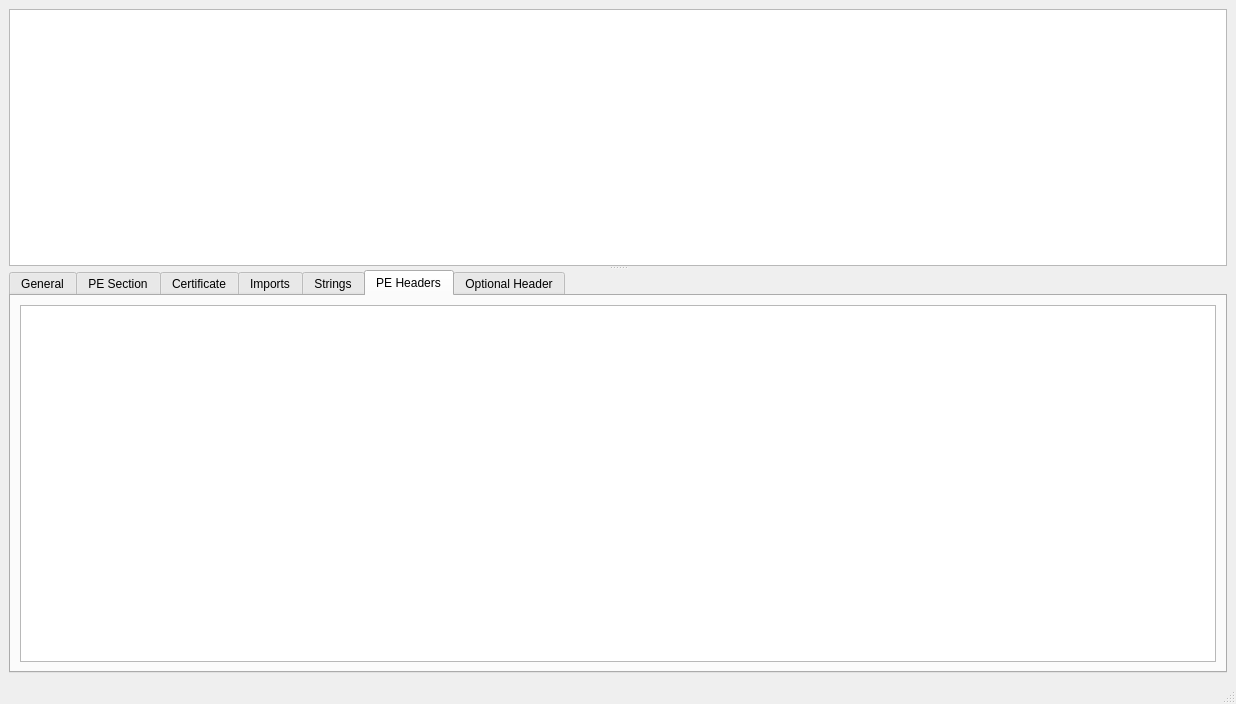
The window that mainwindow.ui (grzesiekkedzior/DriverSentinel) describes before a commit, drawn with Qt 5.
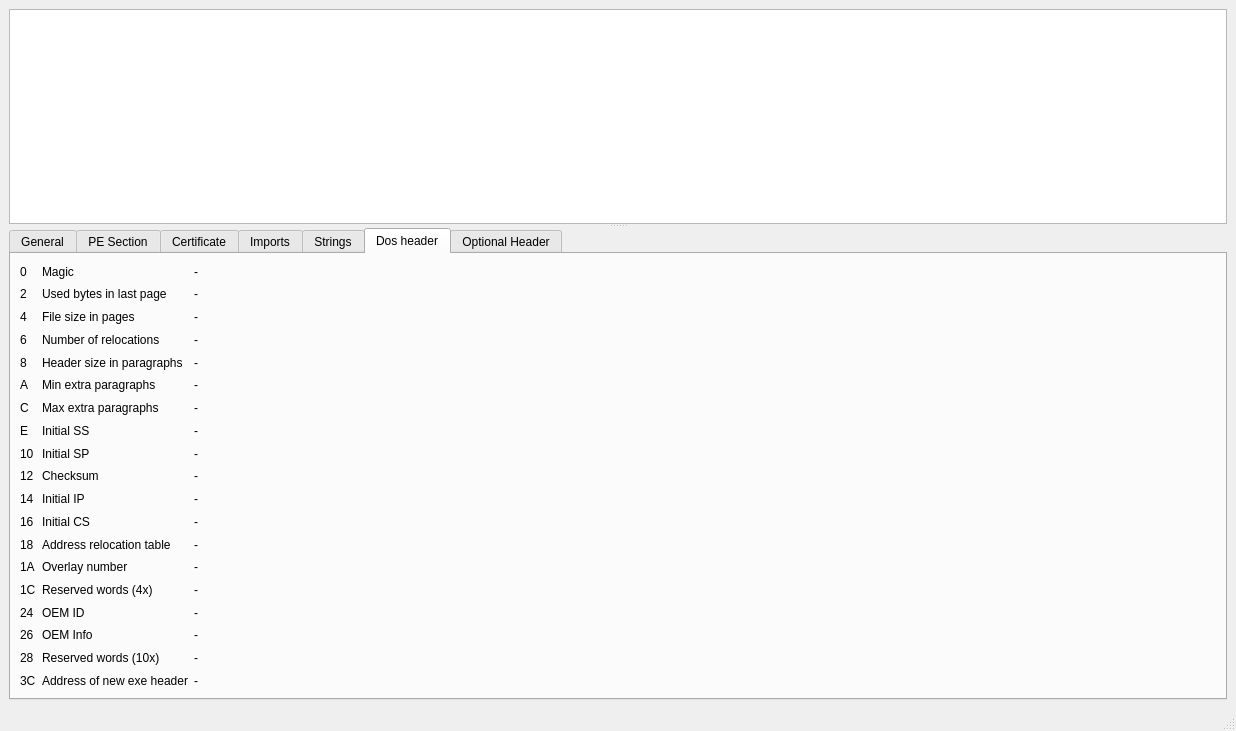
The same window after the commit. The open tabs and pages were chosen to show the change.

Commit message: Add the full Dos header tab.

What changed in the file:
```diff
--- a/mainwindow.ui
+++ b/mainwindow.ui
@@ -7,7 +7,7 @@
     <x>0</x>
     <y>0</y>
     <width>1236</width>
-    <height>704</height>
+    <height>731</height>
    </rect>
   </property>
   <property name="windowTitle">
@@ -442,11 +442,423 @@
        </widget>
        <widget class="QWidget" name="PEHeaders">
         <attribute name="title">
-         <string>PE Headers</string>
+         <string>Dos header</string>
         </attribute>
         <layout class="QVBoxLayout" name="verticalLayout_6">
          <item>
-          <widget class="QTreeView" name="treeView"/>
+          <layout class="QGridLayout" name="gridLayout">
+           <item row="0" column="0">
+            <widget class="QLabel" name="label">
+             <property name="sizePolicy">
+              <sizepolicy hsizetype="Fixed" vsizetype="Preferred">
+               <horstretch>0</horstretch>
+               <verstretch>0</verstretch>
+              </sizepolicy>
+             </property>
+             <property name="text">
+              <string>0</string>
+             </property>
+            </widget>
+           </item>
+           <item row="5" column="0">
+            <widget class="QLabel" name="label_6">
+             <property name="text">
+              <string>A</string>
+             </property>
+            </widget>
+           </item>
+           <item row="14" column="0">
+            <widget class="QLabel" name="label_15">
+             <property name="text">
+              <string>1C</string>
+             </property>
+            </widget>
+           </item>
+           <item row="8" column="1">
+            <widget class="QLabel" name="label_28">
+             <property name="text">
+              <string>Initial SP</string>
+             </property>
+            </widget>
+           </item>
+           <item row="17" column="0">
+            <widget class="QLabel" name="label_18">
+             <property name="text">
+              <string>28</string>
+             </property>
+            </widget>
+           </item>
+           <item row="6" column="1">
+            <widget class="QLabel" name="label_26">
+             <property name="text">
+              <string>Max extra paragraphs</string>
+             </property>
+            </widget>
+           </item>
+           <item row="16" column="1">
+            <widget class="QLabel" name="label_36">
+             <property name="text">
+              <string>OEM Info</string>
+             </property>
+            </widget>
+           </item>
+           <item row="2" column="0">
+            <widget class="QLabel" name="label_3">
+             <property name="text">
+              <string>4</string>
+             </property>
+            </widget>
+           </item>
+           <item row="4" column="0">
+            <widget class="QLabel" name="label_5">
+             <property name="text">
+              <string>8</string>
+             </property>
+            </widget>
+           </item>
+           <item row="9" column="0">
+            <widget class="QLabel" name="label_10">
+             <property name="text">
+              <string>12</string>
+             </property>
+            </widget>
+           </item>
+           <item row="7" column="1">
+            <widget class="QLabel" name="label_27">
+             <property name="text">
+              <string>Initial SS</string>
+             </property>
+            </widget>
+           </item>
+           <item row="3" column="0">
+            <widget class="QLabel" name="label_4">
+             <property name="text">
+              <string>6</string>
+             </property>
+            </widget>
+           </item>
+           <item row="6" column="0">
+            <widget class="QLabel" name="label_7">
+             <property name="text">
+              <string>C</string>
+             </property>
+            </widget>
+           </item>
+           <item row="10" column="0">
+            <widget class="QLabel" name="label_11">
+             <property name="text">
+              <string>14</string>
+             </property>
+            </widget>
+           </item>
+           <item row="0" column="1">
+            <widget class="QLabel" name="label_20">
+             <property name="sizePolicy">
+              <sizepolicy hsizetype="Fixed" vsizetype="Preferred">
+               <horstretch>0</horstretch>
+               <verstretch>0</verstretch>
+              </sizepolicy>
+             </property>
+             <property name="text">
+              <string>Magic</string>
+             </property>
+            </widget>
+           </item>
+           <item row="17" column="1">
+            <widget class="QLabel" name="label_37">
+             <property name="text">
+              <string>Reserved words (10x)</string>
+             </property>
+            </widget>
+           </item>
+           <item row="11" column="0">
+            <widget class="QLabel" name="label_12">
+             <property name="text">
+              <string>16</string>
+             </property>
+            </widget>
+           </item>
+           <item row="18" column="0">
+            <widget class="QLabel" name="label_19">
+             <property name="text">
+              <string>3C</string>
+             </property>
+            </widget>
+           </item>
+           <item row="16" column="0">
+            <widget class="QLabel" name="label_17">
+             <property name="text">
+              <string>26</string>
+             </property>
+            </widget>
+           </item>
+           <item row="5" column="1">
+            <widget class="QLabel" name="label_25">
+             <property name="text">
+              <string>Min extra paragraphs</string>
+             </property>
+            </widget>
+           </item>
+           <item row="15" column="0">
+            <widget class="QLabel" name="label_16">
+             <property name="text">
+              <string>24</string>
+             </property>
+            </widget>
+           </item>
+           <item row="7" column="0">
+            <widget class="QLabel" name="label_8">
+             <property name="text">
+              <string>E</string>
+             </property>
+            </widget>
+           </item>
+           <item row="1" column="1">
+            <widget class="QLabel" name="label_21">
+             <property name="text">
+              <string>Used bytes in last page</string>
+             </property>
+            </widget>
+           </item>
+           <item row="15" column="1">
+            <widget class="QLabel" name="label_35">
+             <property name="text">
+              <string>OEM ID</string>
+             </property>
+            </widget>
+           </item>
+           <item row="4" column="1">
+            <widget class="QLabel" name="label_24">
+             <property name="text">
+              <string>Header size in paragraphs</string>
+             </property>
+            </widget>
+           </item>
+           <item row="12" column="1">
+            <widget class="QLabel" name="label_32">
+             <property name="text">
+              <string>Address relocation table</string>
+             </property>
+            </widget>
+           </item>
+           <item row="18" column="1">
+            <widget class="QLabel" name="label_38">
+             <property name="text">
+              <string>Address of new exe header</string>
+             </property>
+            </widget>
+           </item>
+           <item row="9" column="1">
+            <widget class="QLabel" name="label_29">
+             <property name="text">
+              <string>Checksum</string>
+             </property>
+            </widget>
+           </item>
+           <item row="11" column="1">
+            <widget class="QLabel" name="label_31">
+             <property name="text">
+              <string>Initial CS</string>
+             </property>
+            </widget>
+           </item>
+           <item row="3" column="1">
+            <widget class="QLabel" name="label_23">
+             <property name="text">
+              <string>Number of relocations</string>
+             </property>
+            </widget>
+           </item>
+           <item row="8" column="0">
+            <widget class="QLabel" name="label_9">
+             <property name="text">
+              <string>10</string>
+             </property>
+            </widget>
+           </item>
+           <item row="12" column="0">
+            <widget class="QLabel" name="label_13">
+             <property name="text">
+              <string>18</string>
+             </property>
+            </widget>
+           </item>
+           <item row="2" column="1">
+            <widget class="QLabel" name="label_22">
+             <property name="text">
+              <string>File size in pages</string>
+             </property>
+            </widget>
+           </item>
+           <item row="13" column="0">
+            <widget class="QLabel" name="label_14">
+             <property name="text">
+              <string>1A</string>
+             </property>
+            </widget>
+           </item>
+           <item row="14" column="1">
+            <widget class="QLabel" name="label_34">
+             <property name="text">
+              <string>Reserved words (4x)</string>
+             </property>
+            </widget>
+           </item>
+           <item row="1" column="0">
+            <widget class="QLabel" name="label_2">
+             <property name="text">
+              <string>2</string>
+             </property>
+            </widget>
+           </item>
+           <item row="10" column="1">
+            <widget class="QLabel" name="label_30">
+             <property name="text">
+              <string>Initial IP</string>
+             </property>
+            </widget>
+           </item>
+           <item row="13" column="1">
+            <widget class="QLabel" name="label_33">
+             <property name="text">
+              <string>Overlay number</string>
+             </property>
+            </widget>
+           </item>
+           <item row="0" column="2">
+            <widget class="QLabel" name="magic">
+             <property name="text">
+              <string>-</string>
+             </property>
+            </widget>
+           </item>
+           <item row="1" column="2">
+            <widget class="QLabel" name="bytesInlastPage">
+             <property name="text">
+              <string>-</string>
+             </property>
+            </widget>
+           </item>
+           <item row="2" column="2">
+            <widget class="QLabel" name="sizeInPage">
+             <property name="text">
+              <string>-</string>
+             </property>
+            </widget>
+           </item>
+           <item row="3" column="2">
+            <widget class="QLabel" name="numOfRelocation">
+             <property name="text">
+              <string>-</string>
+             </property>
+            </widget>
+           </item>
+           <item row="4" column="2">
+            <widget class="QLabel" name="sizeInParagraphs">
+             <property name="text">
+              <string>-</string>
+             </property>
+            </widget>
+           </item>
+           <item row="5" column="2">
+            <widget class="QLabel" name="minExtraParagraphs">
+             <property name="text">
+              <string>-</string>
+             </property>
+            </widget>
+           </item>
+           <item row="6" column="2">
+            <widget class="QLabel" name="maxExtraParagraphs">
+             <property name="text">
+              <string>-</string>
+             </property>
+            </widget>
+           </item>
+           <item row="7" column="2">
+            <widget class="QLabel" name="initialSS">
+             <property name="text">
+              <string>-</string>
+             </property>
+            </widget>
+           </item>
+           <item row="8" column="2">
+            <widget class="QLabel" name="initialSP">
+             <property name="text">
+              <string>-</string>
+             </property>
+            </widget>
+           </item>
+           <item row="9" column="2">
+            <widget class="QLabel" name="checksum_2">
+             <property name="text">
+              <string>-</string>
+             </property>
+            </widget>
+           </item>
+           <item row="10" column="2">
+            <widget class="QLabel" name="initialIP">
+             <property name="text">
+              <string>-</string>
+             </property>
+            </widget>
+           </item>
+           <item row="11" column="2">
+            <widget class="QLabel" name="initialCS">
+             <property name="text">
+              <string>-</string>
+             </property>
+            </widget>
+           </item>
+           <item row="12" column="2">
+            <widget class="QLabel" name="addressRelocationTable">
+             <property name="text">
+              <string>-</string>
+             </property>
+            </widget>
+           </item>
+           <item row="13" column="2">
+            <widget class="QLabel" name="overlayNumber">
+             <property name="text">
+              <string>-</string>
+             </property>
+            </widget>
+           </item>
+           <item row="14" column="2">
+            <widget class="QLabel" name="reservedWorlds4x">
+             <property name="text">
+              <string>-</string>
+             </property>
+            </widget>
+           </item>
+           <item row="15" column="2">
+            <widget class="QLabel" name="oemID">
+             <property name="text">
+              <string>-</string>
+             </property>
+            </widget>
+           </item>
+           <item row="16" column="2">
+            <widget class="QLabel" name="oemInfo">
+             <property name="text">
+              <string>-</string>
+             </property>
+            </widget>
+           </item>
+           <item row="17" column="2">
+            <widget class="QLabel" name="reservedWorld10x">
+             <property name="text">
+              <string>-</string>
+             </property>
+            </widget>
+           </item>
+           <item row="18" column="2">
+            <widget class="QLabel" name="addressNewExeHeader">
+             <property name="text">
+              <string>-</string>
+             </property>
+            </widget>
+           </item>
+          </layout>
          </item>
         </layout>
        </widget>
```
Left out of the diff: 6 changed lines with no effect on the pictures. The commit also changes 5 other files.
